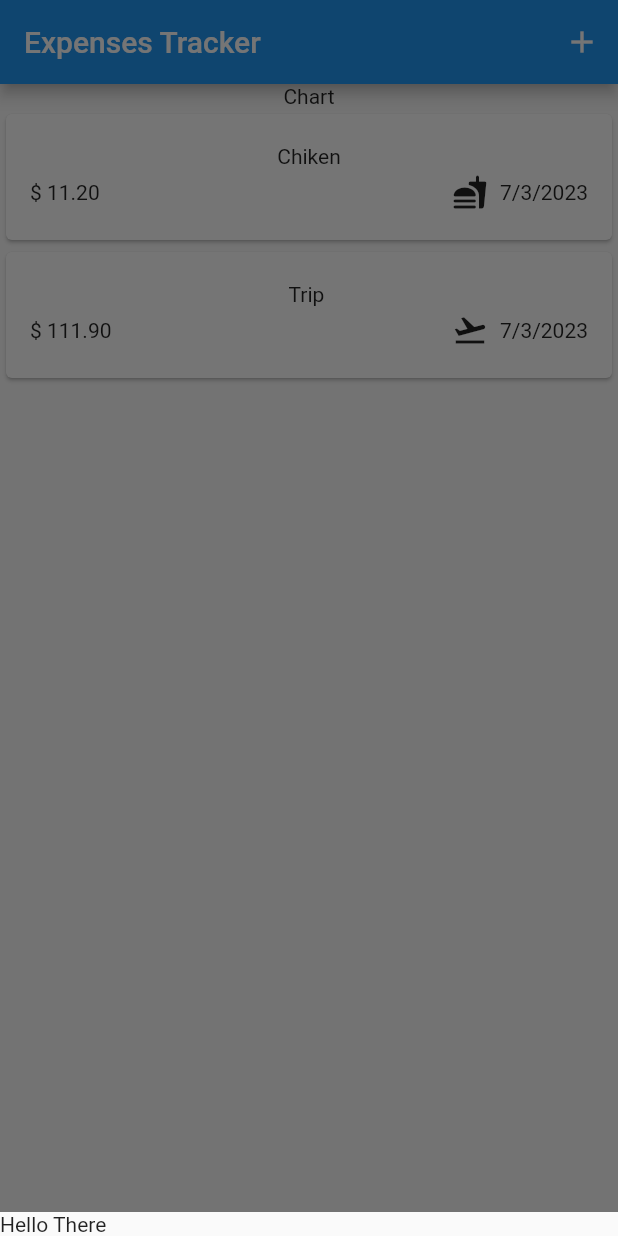
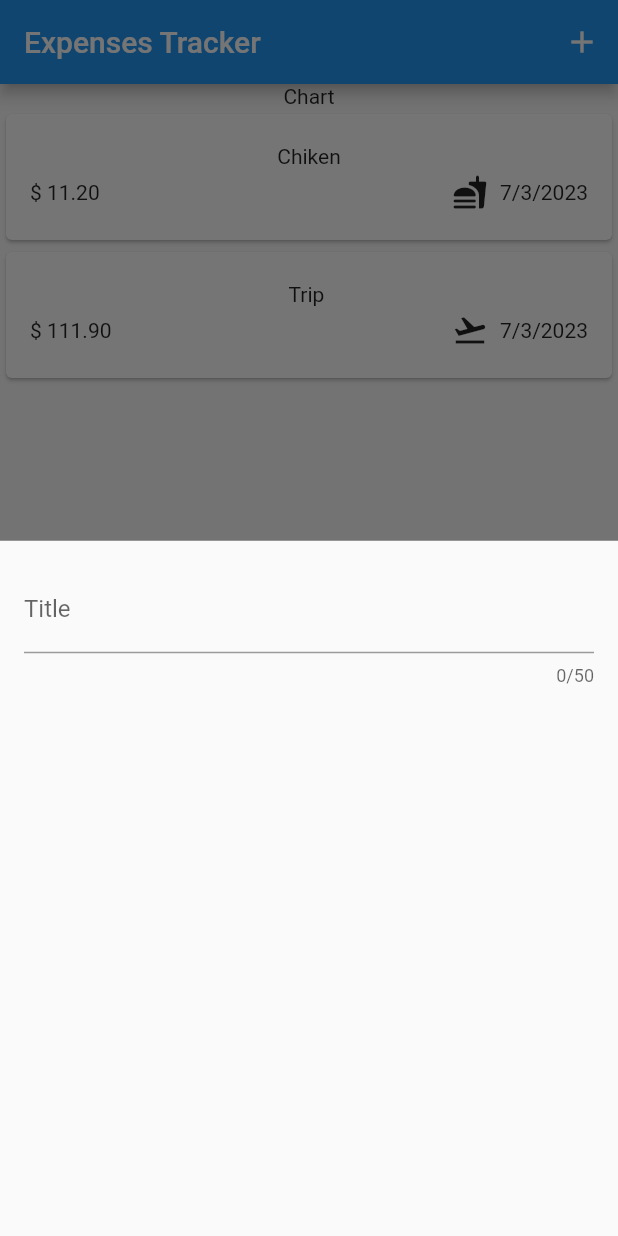
Before and after one commit to MohamedElsaeed424/expense_tracker_app, a Flutter app: the screen it shows after launch, after a tap on the "add" icon, on a phone screen of 412 x 824 dp. Run offline on Flutter 3.47's test engine with Material 2 defaults, Android fonts, the phone set to English and light mode, and no system bars.

Commit message:
new expense.dart added

```diff
--- a/lib/widgets/expenses.dart
+++ b/lib/widgets/expenses.dart
@@ -2,6 +2,7 @@
 // responsable for the main styling
 // use in main.dart
 import 'package:expense_tracker_app/widgets/expenses_list/expenses_list.dart';
+import 'package:expense_tracker_app/widgets/new_expense.dart';
 import 'package:flutter/material.dart';
 
 import '../models/expense.dart';
@@ -31,7 +32,7 @@ class _Expenses extends State<Expenses> {
 
   void _openAddExpenseOverlay() {
     showModalBottomSheet(
-        context: context, builder: (ctx) => Text('Hello There'));
+        context: context, builder: (ctx) => const NewExpense());
   }
 
   @override
--- /dev/null
+++ b/lib/widgets/new_expense.dart
@@ -0,0 +1,29 @@
+import 'package:flutter/material.dart';
+
+class NewExpense extends StatefulWidget {
+  const NewExpense({super.key});
+
+  @override
+  State<StatefulWidget> createState() {
+    return _NewExpense();
+  }
+}
+
+class _NewExpense extends State<NewExpense> {
+  @override
+  Widget build(BuildContext context) {
+    return const Padding(
+      padding: EdgeInsets.all(16),
+      child: Column(
+        children: [
+          TextField(
+            maxLength: 50,
+            decoration: InputDecoration(
+              label: Text("Title")
+            ),
+          ),
+        ],
+      ),
+    );
+  }
+}
```
